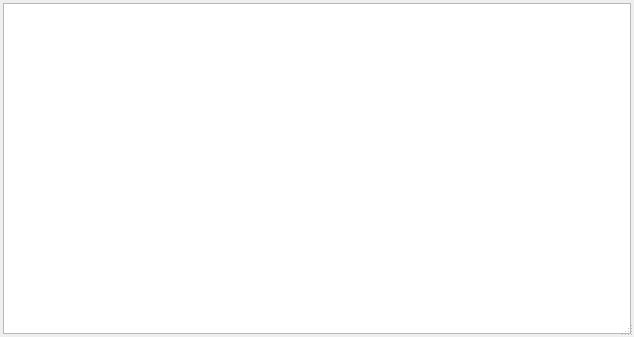
This is src/window/Popup.ui in kelvinchin12070811/PopupReferencer as Qt 5 draws it before an edit. The edited form follows.
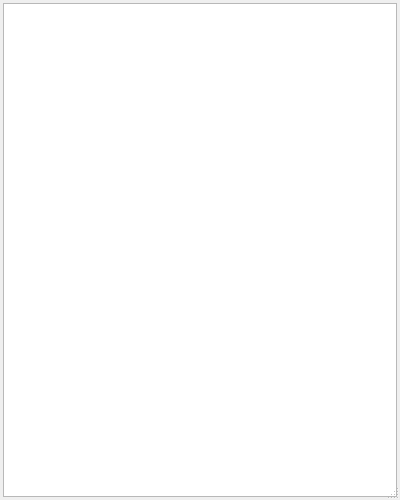
This is the edited form.

What changed in the file:
```diff
--- a/src/window/Popup.ui
+++ b/src/window/Popup.ui
@@ -6,8 +6,8 @@
    <rect>
     <x>0</x>
     <y>0</y>
-    <width>634</width>
-    <height>337</height>
+    <width>400</width>
+    <height>500</height>
    </rect>
   </property>
   <property name="windowTitle">
```
Left out of the diff: 2 changed lines with no effect on the pictures.
